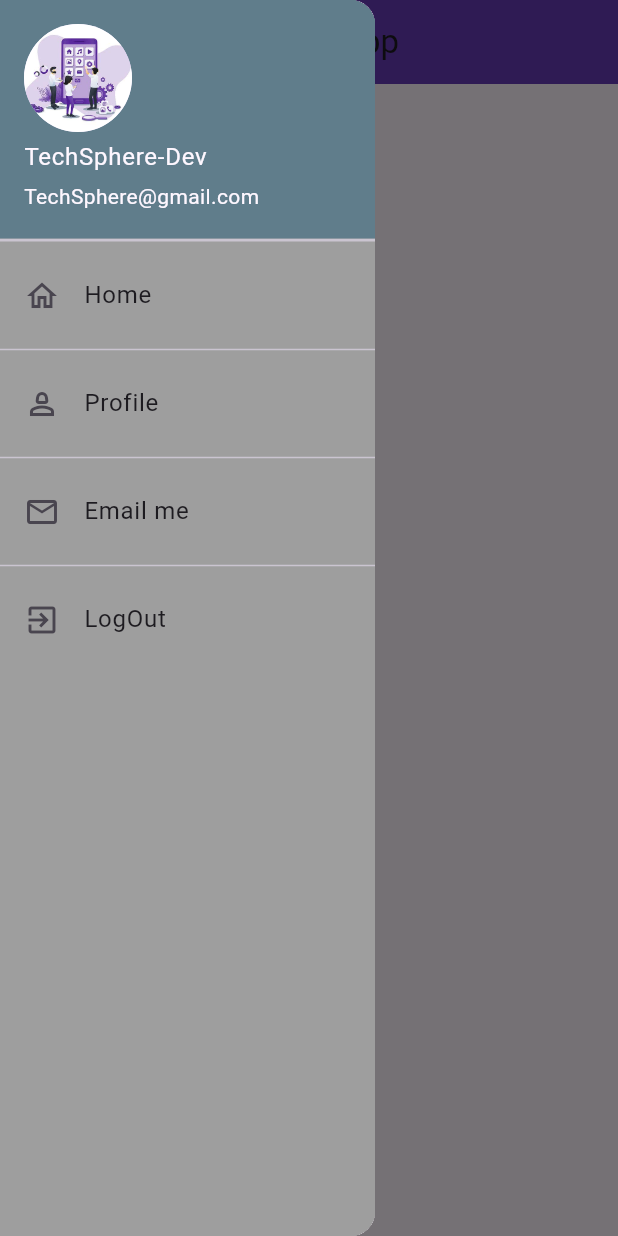
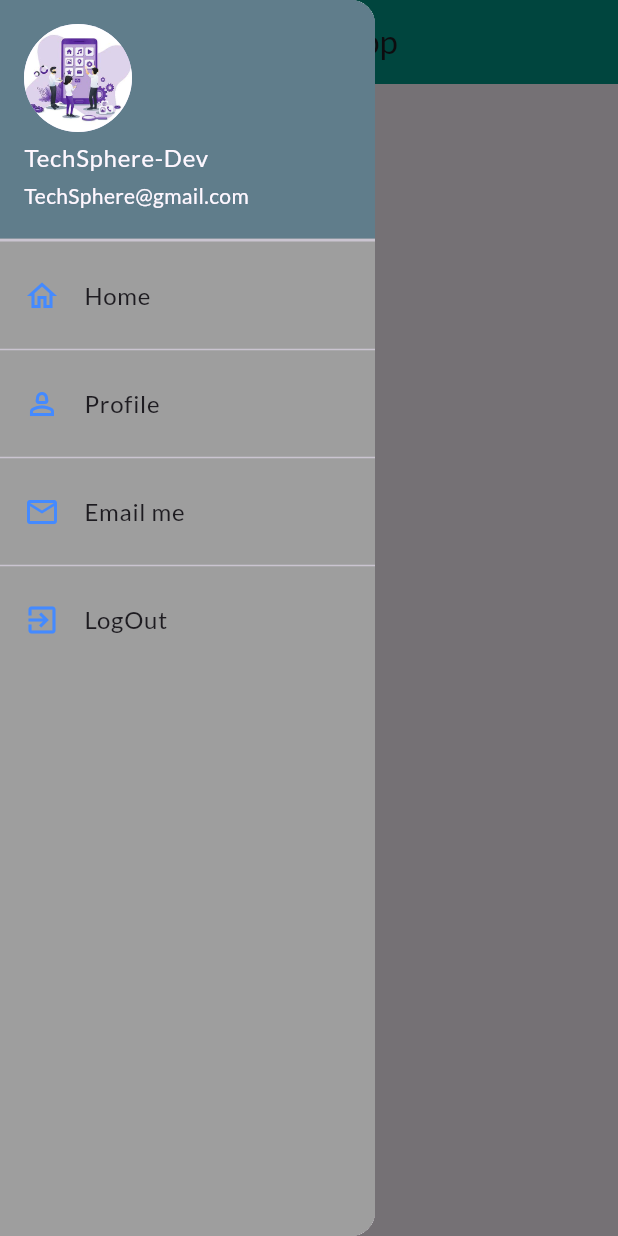
Before and after one commit to TechSphere-Dev/Flutter-Login-Page-UI, a Flutter app: the home screen opened directly, with the side drawer open, on a phone screen of 412 x 824 dp. Run offline on Flutter 3.47's test engine with Material 3 defaults, Android fonts, the phone set to English and light mode, and no system bars; our stand-ins replace google_fonts.

Commit message:
set them

```diff
--- a/lib/home_page.dart
+++ b/lib/home_page.dart
@@ -13,7 +13,6 @@ class _homeState extends State<home> {
     return Scaffold(
       appBar: AppBar(
         title: Text('Catalog App'),
-        backgroundColor: Colors.deepPurple,
         centerTitle: true,
       ),
           drawer: Mydrawer(),
--- a/lib/main.dart
+++ b/lib/main.dart
@@ -1,5 +1,6 @@
 import 'package:flutter/material.dart';
 import 'package:flutter_course/Login.dart';
+import 'package:flutter_course/widgets/themes.dart';
 void main() {
   runApp(const MyApp());
 }
@@ -11,6 +12,7 @@ class MyApp extends StatelessWidget {
   @override
   Widget build(BuildContext context) {
     return MaterialApp(
+      theme: Mytheme.lightTheme(context),
       debugShowCheckedModeBanner: false,
       home: LoginScreen(),
     );
--- a/lib/widgets/drawer.dart
+++ b/lib/widgets/drawer.dart
@@ -25,7 +25,7 @@ class Mydrawer extends StatelessWidget {
               ),
             ),
             ListTile(
-              leading: Icon(Icons.home_outlined),
+              leading: Icon(Icons.home_outlined , color: Colors.blueAccent,),
               title: Text('Home'),
               onTap: () {
                 // handle home tap
@@ -33,7 +33,7 @@ class Mydrawer extends StatelessWidget {
             ),
             Divider(),
             ListTile(
-              leading: Icon(Icons.person_2_outlined),
+              leading: Icon(Icons.person_2_outlined , color: Colors.blueAccent,),
               title: Text('Profile'),
               onTap: () {
                 // handle profile tap
@@ -41,7 +41,7 @@ class Mydrawer extends StatelessWidget {
             ),
             Divider(),
             ListTile(
-              leading: Icon(Icons.email_outlined),
+              leading: Icon(Icons.email_outlined , color: Colors.blueAccent,),
               title: Text('Email me'),
               onTap: () {
                 // handle email tap
@@ -49,7 +49,7 @@ class Mydrawer extends StatelessWidget {
             ),
             Divider(),
             ListTile(
-              leading: Icon(Icons.exit_to_app_outlined),
+              leading: Icon(Icons.exit_to_app_outlined , color: Colors.blueAccent,),
               title: Text('LogOut'),
               onTap: () {
                 Navigator.pushReplacement(
--- /dev/null
+++ b/lib/widgets/themes.dart
@@ -0,0 +1,13 @@
+import 'package:flutter/material.dart';
+import 'package:google_fonts/google_fonts.dart';
+
+class Mytheme{
+  static ThemeData lightTheme(BuildContext context) => ThemeData(
+        fontFamily: GoogleFonts.lato().fontFamily,
+        appBarTheme: AppBarTheme(
+            color: Colors.teal
+        )
+
+  );
+
+}
--- a/pubspec.yaml
+++ b/pubspec.yaml
@@ -34,6 +34,7 @@ dependencies:
   # The following adds the Cupertino Icons font to your application.
   # Use with the CupertinoIcons class for iOS style icons.
   cupertino_icons: ^1.0.8
+  google_fonts: ^6.2.1
   flutter_svg: ^2.0.9
 dev_dependencies:
   flutter_test:
```
Also changed, not shown: pubspec.lock, 1 other file.
